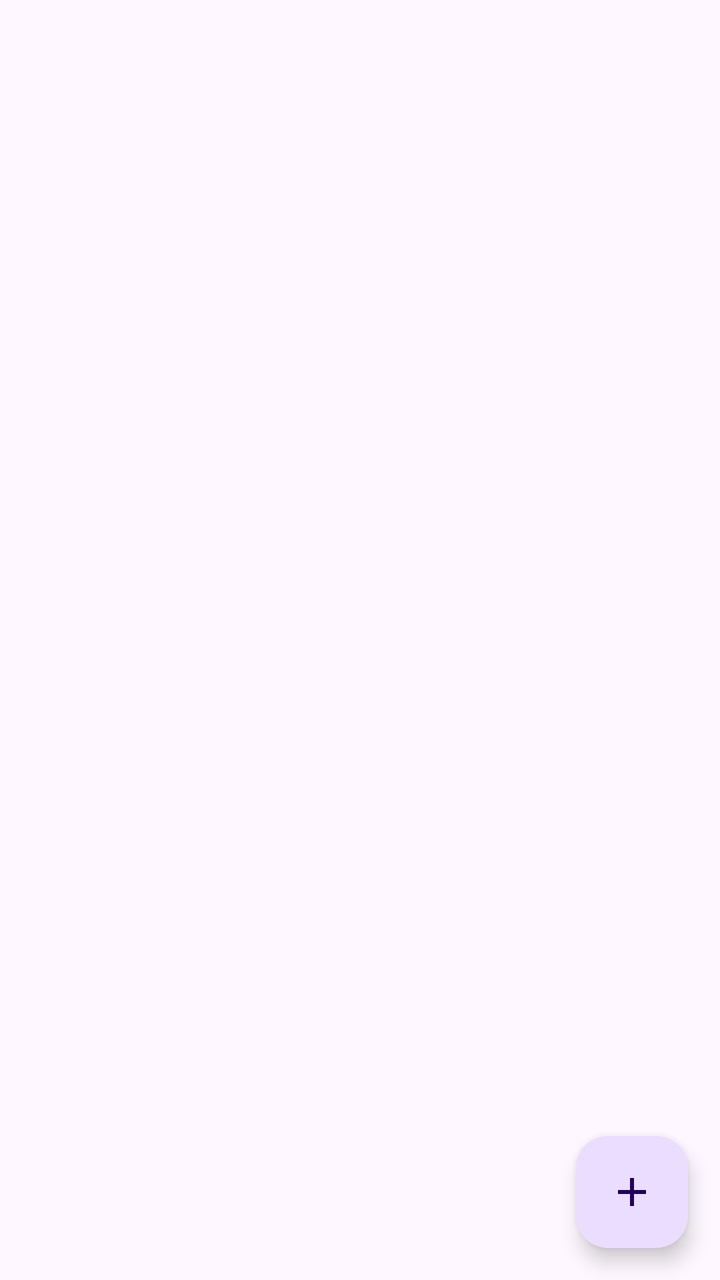
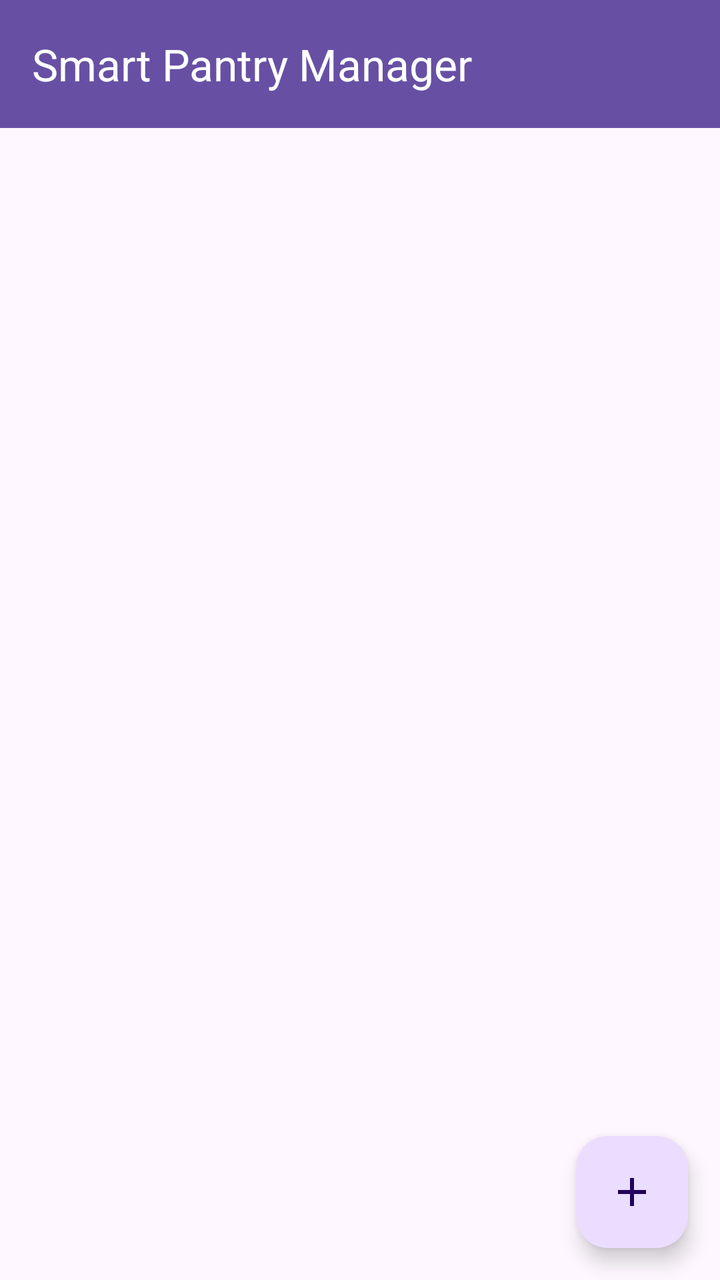

Before-and-after screenshots of an Android layout around one commit, followed by the original layout XML and the change that was made.
<!-- AndroidManifest.xml: application theme Theme.SmartPantryManager -->
<!-- res/layout/activity_main.xml -->
<?xml version="1.0" encoding="utf-8"?>
<androidx.coordinatorlayout.widget.CoordinatorLayout
    xmlns:android="http://schemas.android.com/apk/res/android"
    xmlns:app="http://schemas.android.com/apk/res-auto"
    android:layout_width="match_parent"
    android:layout_height="match_parent">

    <androidx.recyclerview.widget.RecyclerView
        android:id="@+id/recyclerView"
        android:layout_width="match_parent"
        android:layout_height="match_parent"
        android:paddingBottom="80dp"
        android:clipToPadding="false" />

    <com.google.android.material.floatingactionbutton.FloatingActionButton
        android:id="@+id/fabAdd"
        android:layout_width="wrap_content"
        android:layout_height="wrap_content"
        android:layout_gravity="bottom|end"
        android:layout_margin="16dp"
        android:contentDescription="@string/add_item"
        app:srcCompat="@drawable/ic_add" />

    <TextView
        android:id="@+id/textEmpty"
        android:layout_width="wrap_content"
        android:layout_height="wrap_content"
        android:layout_gravity="center"
        android:text="@string/no_items_yet"
        android:textSize="16sp"
        android:visibility="gone" />

</androidx.coordinatorlayout.widget.CoordinatorLayout>
<!-- resources referenced by this layout -->
<resources>
  <!-- drawable ic_add (drawable) -->
  <vector xmlns:android="http://schemas.android.com/apk/res/android" android:height="24dp" android:tint="#000000" android:viewportHeight="24" android:viewportWidth="24" android:width="24dp">
        
      <path android:fillColor="@android:color/white" android:pathData="M19,13h-6v6h-2v-6H5v-2h6V5h2v6h6v2z"/>
      
  </vector>
  <string name="add_item">Add item</string>
  <string name="no_items_yet">No items yet. Tap + to add.</string>
  <style name="Theme.SmartPantryManager" parent="Base.Theme.SmartPantryManager" />
  <style name="Base.Theme.SmartPantryManager" parent="Theme.Material3.DayNight.NoActionBar">
          
          
      </style>
</resources>

<!-- the commit's change to res/layout/activity_main.xml (unified diff, before → after) -->
@@ -1,33 +1,47 @@
 <?xml version="1.0" encoding="utf-8"?>
-<androidx.coordinatorlayout.widget.CoordinatorLayout
-    xmlns:android="http://schemas.android.com/apk/res/android"
+<LinearLayout xmlns:android="http://schemas.android.com/apk/res/android"
     xmlns:app="http://schemas.android.com/apk/res-auto"
     android:layout_width="match_parent"
-    android:layout_height="match_parent">
+    android:layout_height="match_parent"
+    android:orientation="vertical">
 
-    <androidx.recyclerview.widget.RecyclerView
-        android:id="@+id/recyclerView"
+    <com.google.android.material.appbar.MaterialToolbar
+        android:id="@+id/toolbar"
         android:layout_width="match_parent"
-        android:layout_height="match_parent"
-        android:paddingBottom="80dp"
-        android:clipToPadding="false" />
+        android:layout_height="?attr/actionBarSize"
+        android:background="?attr/colorPrimary"
+        app:title="Smart Pantry Manager"
+        app:titleTextColor="@android:color/white" />
 
-    <com.google.android.material.floatingactionbutton.FloatingActionButton
-        android:id="@+id/fabAdd"
-        android:layout_width="wrap_content"
-        android:layout_height="wrap_content"
-        android:layout_gravity="bottom|end"
-        android:layout_margin="16dp"
-        android:contentDescription="@string/add_item"
-        app:srcCompat="@drawable/ic_add" />
+    <androidx.coordinatorlayout.widget.CoordinatorLayout
+        android:layout_width="match_parent"
+        android:layout_height="match_parent">
 
-    <TextView
-        android:id="@+id/textEmpty"
-        android:layout_width="wrap_content"
-        android:layout_height="wrap_content"
-        android:layout_gravity="center"
-        android:text="@string/no_items_yet"
-        android:textSize="16sp"
-        android:visibility="gone" />
+        <androidx.recyclerview.widget.RecyclerView
+            android:id="@+id/recyclerView"
+            android:layout_width="match_parent"
+            android:layout_height="match_parent"
+            android:paddingBottom="80dp"
+            android:clipToPadding="false" />
 
-</androidx.coordinatorlayout.widget.CoordinatorLayout>
+        <com.google.android.material.floatingactionbutton.FloatingActionButton
+            android:id="@+id/fabAdd"
+            android:layout_width="wrap_content"
+            android:layout_height="wrap_content"
+            android:layout_gravity="bottom|end"
+            android:layout_margin="16dp"
+            android:contentDescription="@string/add_item"
+            app:srcCompat="@drawable/ic_add" />
+
+        <TextView
+            android:id="@+id/textEmpty"
+            android:layout_width="wrap_content"
+            android:layout_height="wrap_content"
+            android:layout_gravity="center"
+            android:text="@string/no_items_yet"
+            android:textSize="16sp"
+            android:visibility="gone" />
+
+    </androidx.coordinatorlayout.widget.CoordinatorLayout>
+
+</LinearLayout>
